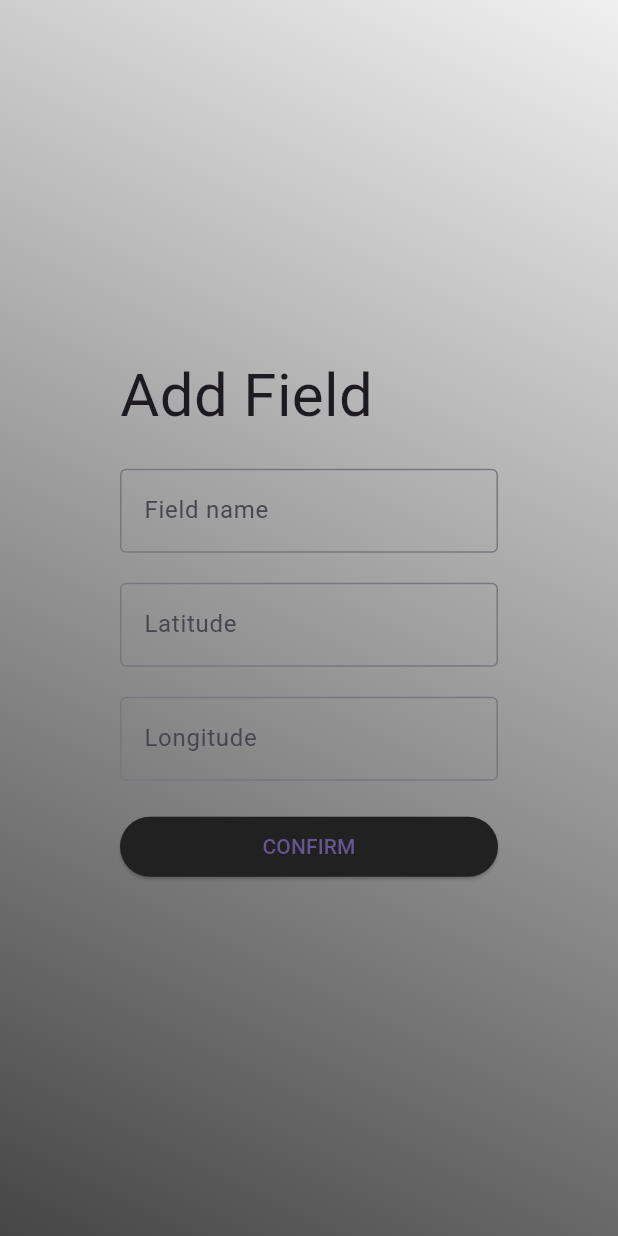
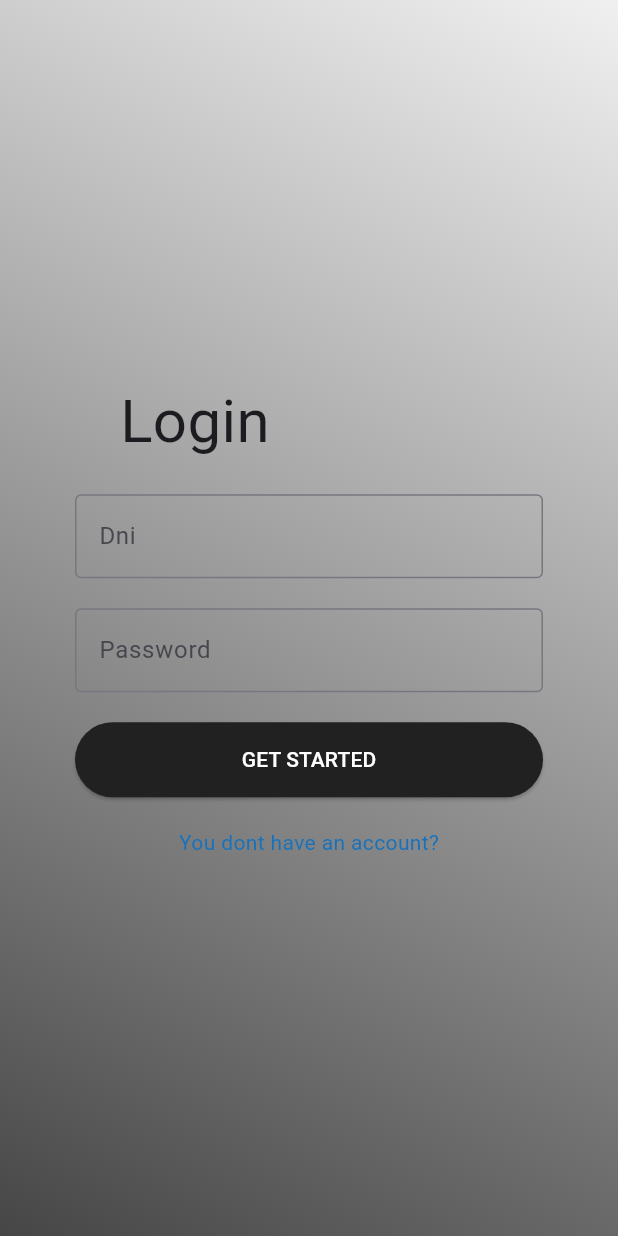
Before and after one commit to alejmnz0/Fiya, a Flutter app: the screen it shows after launch, after a tap on "Already have an account?", on a phone screen of 412 x 824 dp. Run offline on Flutter 3.47's test engine with Material 3 defaults, Android fonts, the light colour scheme and no system bars; our stand-ins replace bloc, flutter_bloc.

Commit message:
login ok, register fail

```diff
--- /dev/null
+++ b/fiya_front/lib/bloc/login_bloc/login_bloc.dart
@@ -0,0 +1,30 @@
+import 'package:bloc/bloc.dart';
+import 'package:fiya_front/models/user/login_dto.dart';
+import 'package:fiya_front/models/user/login_response.dart';
+import 'package:fiya_front/repositories/user_repository.dart';
+import 'package:meta/meta.dart';
+
+part 'login_event.dart';
+part 'login_state.dart';
+
+class LoginBloc extends Bloc<LoginEvent, LoginState> {
+  final UserRepository userRepo;
+
+  LoginBloc(this.userRepo) : super(LoginInitial()) {
+    on<DoLoginEvent>(_doLogin);
+  }
+
+  void _doLogin(DoLoginEvent event, Emitter<LoginState> emit) async {
+    emit(DoLoginLoading());
+
+    try {
+      final LoginDto loginDto =
+          LoginDto(dni: event.dni, password: event.password);
+      final response = await userRepo.loginUser(loginDto);
+      emit(DoLoginSuccess(response));
+      return;
+    } on Exception catch (e) {
+      emit(DoLoginError(e.toString()));
+    }
+  }
+}
--- /dev/null
+++ b/fiya_front/lib/bloc/login_bloc/login_event.dart
@@ -0,0 +1,12 @@
+part of 'login_bloc.dart';
+
+@immutable
+sealed class LoginEvent {}
+
+class DoLoginEvent extends LoginEvent {
+  final String dni;
+  final String password;
+  DoLoginEvent(this.dni, this.password);
+}
+
+class GetRequestTokenEvent extends LoginEvent {}
--- /dev/null
+++ b/fiya_front/lib/bloc/login_bloc/login_state.dart
@@ -0,0 +1,27 @@
+part of 'login_bloc.dart';
+
+@immutable
+sealed class LoginState {}
+
+final class LoginInitial extends LoginState {}
+
+final class DoLoginLoading extends LoginState {}
+
+final class DoLoginSuccess extends LoginState {
+  final LoginResponse userLogin;
+  DoLoginSuccess(this.userLogin);
+}
+
+final class DoLoginError extends LoginState {
+  final String errorMessage;
+  DoLoginError(this.errorMessage);
+}
+
+final class GetRequestTokenSuccess extends LoginState {
+  GetRequestTokenSuccess();
+}
+
+final class GetRequestTokenError extends LoginState {
+  final String errorMessage;
+  GetRequestTokenError(this.errorMessage);
+}
--- a/fiya_front/lib/bloc/user_bloc/register_bloc.dart
+++ b/fiya_front/lib/bloc/register_bloc/register_bloc.dart
@@ -1,5 +1,5 @@
 import 'package:bloc/bloc.dart';
-import 'package:fiya_front/models/user/login_dto.dart';
+import 'package:fiya_front/models/user/register_dto%20copy.dart';
 import 'package:fiya_front/models/user/register_response.dart';
 import 'package:fiya_front/repositories/user_repository.dart';
 import 'package:meta/meta.dart';
--- a/fiya_front/lib/models/user/login_dto.dart
+++ b/fiya_front/lib/models/user/login_dto.dart
@@ -1,36 +1,18 @@
-class RegisterDto {
+class LoginDto {
   String? dni;
-  String? email;
-  String? name;
   String? password;
-  String? repeatPassword;
-  String? birthdate;
 
-  RegisterDto(
-      {this.dni,
-      this.email,
-      this.name,
-      this.password,
-      this.repeatPassword,
-      this.birthdate});
+  LoginDto({this.dni, this.password});
 
-  RegisterDto.fromJson(Map<String, dynamic> json) {
+  LoginDto.fromJson(Map<String, dynamic> json) {
     dni = json['dni'];
-    email = json['email'];
-    name = json['name'];
     password = json['password'];
-    repeatPassword = json['repeatPassword'];
-    birthdate = json['birthdate'];
   }
 
   Map<String, dynamic> toJson() {
     final Map<String, dynamic> data = new Map<String, dynamic>();
     data['dni'] = this.dni;
-    data['email'] = this.email;
-    data['name'] = this.name;
     data['password'] = this.password;
-    data['repeatPassword'] = this.repeatPassword;
-    data['birthdate'] = this.birthdate;
     return data;
   }
 }
--- a/fiya_front/lib/models/user/login_response copy.dart
+++ /dev/null
@@ -1,21 +0,0 @@
-class RegisterResponse {
-  String? dni;
-  String? name;
-  String? password;
-
-  RegisterResponse({this.dni, this.name, this.password});
-
-  RegisterResponse.fromJson(Map<String, dynamic> json) {
-    dni = json['dni'];
-    name = json['name'];
-    password = json['password'];
-  }
-
-  Map<String, dynamic> toJson() {
-    final Map<String, dynamic> data = new Map<String, dynamic>();
-    data['dni'] = this.dni;
-    data['name'] = this.name;
-    data['password'] = this.password;
-    return data;
-  }
-}
--- /dev/null
+++ b/fiya_front/lib/models/user/login_response.dart
@@ -0,0 +1,21 @@
+class LoginResponse {
+  String? id;
+  String? dni;
+  String? token;
+
+  LoginResponse({this.id, this.dni, this.token});
+
+  LoginResponse.fromJson(Map<String, dynamic> json) {
+    id = json['id'];
+    dni = json['dni'];
+    token = json['token'];
+  }
+
+  Map<String, dynamic> toJson() {
+    final Map<String, dynamic> data = new Map<String, dynamic>();
+    data['id'] = this.id;
+    data['dni'] = this.dni;
+    data['token'] = this.token;
+    return data;
+  }
+}
--- a/fiya_front/lib/repositories/user_repository.dart
+++ b/fiya_front/lib/repositories/user_repository.dart
@@ -1,7 +1,9 @@
 import 'package:fiya_front/models/user/login_dto.dart';
+import 'package:fiya_front/models/user/login_response.dart';
+import 'package:fiya_front/models/user/register_dto%20copy.dart';
 import 'package:fiya_front/models/user/register_response.dart';
 
 abstract class UserRepository {
   Future<RegisterResponse> registerUser(RegisterDto registerDto);
-  Future<RegisterResponse> loginUser(RegisterDto registerDto);
+  Future<LoginResponse> loginUser(LoginDto loginDto);
 }
--- a/fiya_front/lib/ui/pages/login_page.dart
+++ b/fiya_front/lib/ui/pages/login_page.dart
@@ -1,31 +1,38 @@
-import 'package:fiya_front/bloc/user_bloc/register_bloc.dart';
+import 'package:fiya_front/bloc/login_bloc/login_bloc.dart';
 import 'package:fiya_front/repositories/user_repository_impl.dart';
 import 'package:fiya_front/ui/pages/add_field_page.dart';
+import 'package:fiya_front/ui/pages/register_page.dart';
 import 'package:flutter_bloc/flutter_bloc.dart';
 import 'package:fiya_front/repositories/user_repository.dart';
 import 'package:flutter/material.dart';
-import 'package:intl/intl.dart';
 
-class RegisterPage extends StatefulWidget {
-  const RegisterPage({super.key});
+class LoginPage extends StatefulWidget {
+  const LoginPage({super.key});
 
   @override
-  State<RegisterPage> createState() => _RegisterPageState();
+  State<LoginPage> createState() => _LoginPageState();
 }
 
-class _RegisterPageState extends State<RegisterPage> {
-  final formRegister = GlobalKey<FormState>();
+class _LoginPageState extends State<LoginPage> {
+  final formLogin = GlobalKey<FormState>();
   final dniTextController = TextEditingController();
   final passTextController = TextEditingController();
 
   late UserRepository userRepo;
-  late RegisterBloc registerBloc;
+  late LoginBloc loginBloc;
 
   @override
   void initState() {
     userRepo = UserRepositoryImpl();
-    registerBloc = RegisterBloc(userRepo);
+    loginBloc = LoginBloc(userRepo);
     super.initState();
+  }
+
+  @override
+  void dispose() {
+    dniTextController.dispose();
+    passTextController.dispose();
+    super.dispose();
   }
 
   @override
@@ -43,33 +50,41 @@ class _RegisterPageState extends State<RegisterPage> {
           ],
         )),
         child: BlocProvider.value(
-            value: registerBloc,
-            child: BlocConsumer<RegisterBloc, RegisterState>(
+            value: loginBloc,
+            child: BlocConsumer<LoginBloc, LoginState>(
               buildWhen: (context, state) {
-                return state is RegisterInitial ||
-                    state is DoRegisterSuccess ||
-                    state is DoRegisterError ||
-                    state is DoRegisterLoading;
+                return state is LoginInitial ||
+                    state is DoLoginSuccess ||
+                    state is DoLoginError ||
+                    state is DoLoginLoading;
               },
               builder: (context, state) {
-                if (state is DoRegisterSuccess) {
+                if (state is DoLoginSuccess) {
                   return const Text('Login success');
-                } else if (state is DoRegisterError) {
+                } else if (state is DoLoginError) {
                   return const Text('Login error');
-                } else if (state is DoRegisterLoading) {
+                } else if (state is DoLoginLoading) {
                   return const Center(child: CircularProgressIndicator());
                 }
-                return Center(child: buildRegisterForm());
+                return Center(child: buildLoginForm());
               },
-              listener: (BuildContext context, RegisterState state) {},
+              listener: (BuildContext context, LoginState state) {
+                if (state is DoLoginSuccess) {
+                  Navigator.push(
+                    context,
+                    MaterialPageRoute(
+                        builder: (context) => const AddFieldPage()),
+                  );
+                }
+              },
             )),
       )),
     );
   }
 
-  buildRegisterForm() {
+  buildLoginForm() {
     return Form(
-      key: formRegister,
+      key: formLogin,
       child: Column(
         mainAxisAlignment: MainAxisAlignment.center,
         mainAxisSize: MainAxisSize.min,
@@ -87,7 +102,7 @@ class _RegisterPageState extends State<RegisterPage> {
             height: 20,
           ),
           Padding(
-            padding: const EdgeInsets.symmetric(horizontal: 80.0),
+            padding: const EdgeInsets.symmetric(horizontal: 50.0),
             child: TextFormField(
               controller: dniTextController,
               decoration: const InputDecoration(
@@ -104,7 +119,7 @@ class _RegisterPageState extends State<RegisterPage> {
             height: 20,
           ),
           Padding(
-            padding: const EdgeInsets.symmetric(horizontal: 80.0),
+            padding: const EdgeInsets.symmetric(horizontal: 50.0),
             child: TextFormField(
               controller: passTextController,
               obscureText: true,
@@ -122,19 +137,23 @@ class _RegisterPageState extends State<RegisterPage> {
             height: 20,
           ),
           Padding(
-            padding: const EdgeInsets.symmetric(horizontal: 80.0),
+            padding: const EdgeInsets.symmetric(horizontal: 50.0),
             child: SizedBox(
               width: double.infinity,
+              height: 50,
               child: ElevatedButton(
                 style: const ButtonStyle(
-                  backgroundColor: MaterialStatePropertyAll(
-                      Color.fromRGBO(129, 129, 129, 0.612)),
+                  backgroundColor:
+                      MaterialStatePropertyAll(Color.fromRGBO(33, 33, 33, 1)),
                 ),
-                child: Text('Login'.toUpperCase()),
+                child: Text(
+                  'Get Started'.toUpperCase(),
+                  style: const TextStyle(color: Colors.white),
+                ),
                 onPressed: () {
-                  if (formRegister.currentState!.validate()) {
-                    registerBloc.add(DoRegisterEvent(
-                        passTextController.text, dniTextController.text));
+                  if (formLogin.currentState!.validate()) {
+                    loginBloc.add(DoLoginEvent(
+                        dniTextController.text, passTextController.text));
                   }
                 },
               ),
@@ -145,11 +164,14 @@ class _RegisterPageState extends State<RegisterPage> {
           ),
           Center(
               child: InkWell(
-            child: const Text("You dont have an account?"),
+            child: const Text(
+              "You dont have an account?",
+              style: TextStyle(color: Color.fromARGB(255, 22, 114, 189)),
+            ),
             onTap: () {
               Navigator.push(
                 context,
-                MaterialPageRoute(builder: (context) => const AddFieldPage()),
+                MaterialPageRoute(builder: (context) => const RegisterPage()),
               );
             },
           )),
--- a/fiya_front/lib/ui/pages/register_page.dart
+++ b/fiya_front/lib/ui/pages/register_page.dart
@@ -1,6 +1,7 @@
-import 'package:fiya_front/bloc/user_bloc/register_bloc.dart';
+import 'package:fiya_front/bloc/register_bloc/register_bloc.dart';
 import 'package:fiya_front/repositories/user_repository_impl.dart';
 import 'package:fiya_front/ui/pages/add_field_page.dart';
+import 'package:fiya_front/ui/pages/login_page.dart';
 import 'package:flutter_bloc/flutter_bloc.dart';
 import 'package:fiya_front/repositories/user_repository.dart';
 import 'package:flutter/material.dart';
@@ -39,6 +40,7 @@ class _RegisterPageState extends State<RegisterPage> {
   @override
   Widget build(BuildContext context) {
     return Scaffold(
+      resizeToAvoidBottomInset: false,
       body: Center(
           child: Container(
         decoration: const BoxDecoration(
@@ -69,7 +71,15 @@ class _RegisterPageState extends State<RegisterPage> {
                 }
                 return Center(child: buildRegisterForm());
               },
-              listener: (BuildContext context, RegisterState state) {},
+              listener: (BuildContext context, RegisterState state) {
+                if (state is DoRegisterSuccess) {
+                  Navigator.push(
+                    context,
+                    MaterialPageRoute(
+                        builder: (context) => const AddFieldPage()),
+                  );
+                }
+              },
             )),
       )),
     );
@@ -84,9 +94,9 @@ class _RegisterPageState extends State<RegisterPage> {
         crossAxisAlignment: CrossAxisAlignment.start,
         children: [
           const Padding(
-            padding: EdgeInsets.symmetric(horizontal: 80.0),
+            padding: EdgeInsets.symmetric(horizontal: 50.0),
             child: Text(
-              'Create an account',
+              'Create account',
               textAlign: TextAlign.start,
               style: TextStyle(fontSize: 40),
             ),
@@ -95,7 +105,7 @@ class _RegisterPageState extends State<RegisterPage> {
             height: 20,
           ),
           Padding(
-            padding: const EdgeInsets.symmetric(horizontal: 80.0),
+            padding: const EdgeInsets.symmetric(horizontal: 50.0),
             child: TextFormField(
               controller: nameTextController,
               decoration: const InputDecoration(
@@ -112,7 +122,7 @@ class _RegisterPageState extends State<RegisterPage> {
             height: 20,
           ),
           Padding(
-            padding: const EdgeInsets.symmetric(horizontal: 80.0),
+            padding: const EdgeInsets.symmetric(horizontal: 50.0),
             child: TextFormField(
               controller: dniTextController,
               decoration: const InputDecoration(
@@ -129,7 +139,7 @@ class _RegisterPageState extends State<RegisterPage> {
             height: 20,
           ),
           Padding(
-            padding: const EdgeInsets.symmetric(horizontal: 80.0),
+            padding: const EdgeInsets.symmetric(horizontal: 50.0),
             child: TextFormField(
               controller: emailTextController,
               decoration: const InputDecoration(
@@ -146,7 +156,7 @@ class _RegisterPageState extends State<RegisterPage> {
             height: 20,
           ),
           Padding(
-            padding: const EdgeInsets.symmetric(horizontal: 80.0),
+            padding: const EdgeInsets.symmetric(horizontal: 50.0),
             child: TextFormField(
               controller: passTextController,
               obscureText: true,
@@ -164,7 +174,7 @@ class _RegisterPageState extends State<RegisterPage> {
             height: 20,
           ),
           Padding(
-            padding: const EdgeInsets.symmetric(horizontal: 80.0),
+            padding: const EdgeInsets.symmetric(horizontal: 50.0),
             child: TextFormField(
               controller: rpassTextController,
               obscureText: true,
@@ -182,7 +192,7 @@ class _RegisterPageState extends State<RegisterPage> {
             height: 20,
           ),
           Padding(
-            padding: const EdgeInsets.symmetric(horizontal: 80.0),
+            padding: const EdgeInsets.symmetric(horizontal: 50.0),
             child: TextFormField(
               controller: birthdateTextController,
               decoration: const InputDecoration(
@@ -190,7 +200,7 @@ class _RegisterPageState extends State<RegisterPage> {
               validator: (value) {
                 if (value == null ||
                     value.compareTo(birthDate.toString()) == 0) {
-                  return 'Please enter some text';
+                  return 'Please select a date';
                 }
                 return null;
               },
@@ -215,23 +225,27 @@ class _RegisterPageState extends State<RegisterPage> {
             height: 20,
           ),
           Padding(
-            padding: const EdgeInsets.symmetric(horizontal: 80.0),
+            padding: const EdgeInsets.symmetric(horizontal: 50.0),
             child: SizedBox(
               width: double.infinity,
+              height: 50,
               child: ElevatedButton(
                 style: const ButtonStyle(
-                  backgroundColor: MaterialStatePropertyAll(
-                      Color.fromRGBO(129, 129, 129, 0.612)),
+                  backgroundColor:
+                      MaterialStatePropertyAll(Color.fromRGBO(33, 33, 33, 1)),
                 ),
-                child: Text('Get Started'.toUpperCase()),
+                child: Text(
+                  'Get Started'.toUpperCase(),
+                  style: const TextStyle(color: Colors.white),
+                ),
                 onPressed: () {
                   if (formRegister.currentState!.validate()) {
                     registerBloc.add(DoRegisterEvent(
+                        dniTextController.text,
                         nameTextController.text,
+                        emailTextController.text,
                         passTextController.text,
                         rpassTextController.text,
-                        emailTextController.text,
-                        dniTextController.text,
                         birthdateTextController.text));
                   }
                 },
@@ -243,11 +257,12 @@ class _RegisterPageState extends State<RegisterPage> {
           ),
           Center(
               child: InkWell(
-            child: const Text("Already have an account?"),
+            child: const Text("Already have an account?",
+                style: TextStyle(color: Color.fromARGB(255, 22, 114, 189))),
             onTap: () {
               Navigator.push(
                 context,
-                MaterialPageRoute(builder: (context) => const AddFieldPage()),
+                MaterialPageRoute(builder: (context) => const LoginPage()),
               );
             },
           )),
```
Also changed, not shown: fiya_front/lib/repositories/user_repository_impl.dart (+26 -3 lines), fiya_front/lib/bloc/register_bloc/register_event.dart (renamed from fiya_front/lib/bloc/user_bloc/register_event.dart), fiya_front/lib/bloc/register_bloc/register_state.dart (renamed from fiya_front/lib/bloc/user_bloc/register_state.dart), 3 other files.
